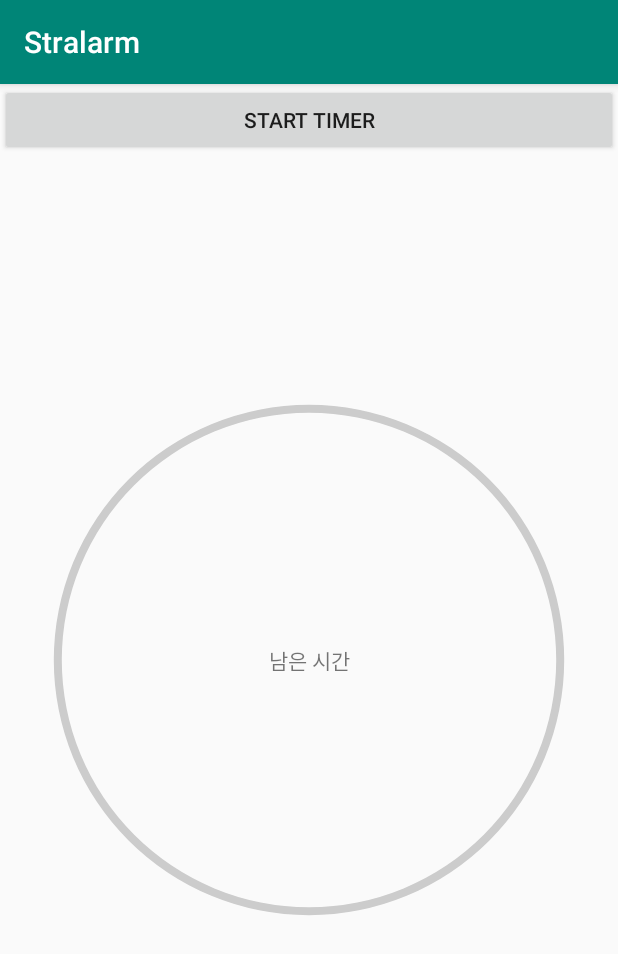
After one commit to typebi/Stretching-alarm, an Android app: the ProgressPage screen opened directly, with no data from a screen before it, on a phone screen of 412 x 824 dp. The commit adds this screen. Shown: the top 954 px of the screen. Run offline under Robolectric (Android 15) with nearby library versions, the phone set to English and light mode, and no system bars.

Commit message:
Add progressbar page

```diff
--- a/app/build.gradle
+++ b/app/build.gradle
@@ -9,7 +9,7 @@ android {
     buildToolsVersion "29.0.0"
     defaultConfig {
         applicationId "typebi.util.stralarm"
-        minSdkVersion 21
+        minSdkVersion 26
         targetSdkVersion 29
         versionCode 1
         versionName "1.0"
--- a/app/src/main/AndroidManifest.xml
+++ b/app/src/main/AndroidManifest.xml
@@ -25,6 +25,8 @@
         <activity android:name=".AddAlarm"
             android:label="Add_Alarm"
             android:theme="@style/AppTheme.NoActionBar"/>
+        <activity android:name=".ProgressPage">
+        </activity>
         <receiver android:name=".AlarmReceiver"
             android:exported="false"/>
     </application>
--- a/app/src/main/java/typebi/util/stralarm/AlarmReceiver.kt
+++ b/app/src/main/java/typebi/util/stralarm/AlarmReceiver.kt
@@ -21,9 +21,9 @@ class AlarmReceiver:BroadcastReceiver(){
         //noti 시스템 호출
         if(context!=null) {
             val noti = NotificationHandler(context)
-            noti.showNoti("타이틀", "내용", Intent(context, MainActivity::class.java))
+            noti.showNoti("스트레칭 할 시간이에요", "스트레칭 하면 15초, 안 하면 디스크수술 3천만원", Intent(context, MainActivity::class.java))
+            Log.v("##################", "알람리시버 동작")
         }
-        Log.v("##################", "알람리시버 동작")
     }
 
 }
--- /dev/null
+++ b/app/src/main/java/typebi/util/stralarm/ProgressPage.kt
@@ -0,0 +1,17 @@
+package typebi.util.stralarm
+
+import android.os.Bundle
+import android.util.Log
+import androidx.appcompat.app.AppCompatActivity
+import kotlinx.android.synthetic.main.progress_page.*
+
+class ProgressPage() : AppCompatActivity() {
+    override fun onCreate(savedInstanceState: Bundle?) {
+        super.onCreate(savedInstanceState)
+        setContentView(R.layout.progress_page)
+        startBtn.setOnClickListener{
+            if (progressBar.progress==60) progressBar.setProgress(0, true)
+            else progressBar.setProgress(progressBar.progress+1,true)
+        }
+    }
+}
--- /dev/null
+++ b/app/src/main/res/drawable/progress_bar_circle.xml
@@ -0,0 +1,17 @@
+<?xml version="1.0" encoding="utf-8"?>
+<rotate xmlns:android="http://schemas.android.com/apk/res/android"
+    android:fromDegrees="270"
+    android:toDegrees="270">
+    <shape
+        android:innerRadiusRatio="2.5"
+        android:shape="ring"
+        android:thickness="5dp"
+        android:useLevel="true" >
+        <gradient
+            android:angle="0"
+            android:endColor="#396FB4"
+            android:startColor="#396FB4"
+            android:type="sweep"
+            android:useLevel="false" />
+    </shape>
+</rotate>
--- /dev/null
+++ b/app/src/main/res/drawable/progress_bar_circle_back.xml
@@ -0,0 +1,9 @@
+<?xml version="1.0" encoding="utf-8"?>
+<shape
+    xmlns:android="http://schemas.android.com/apk/res/android"
+    android:shape="ring"
+    android:innerRadiusRatio="2.5"
+    android:thickness="5dp"
+    android:useLevel="false">
+    <solid android:color="#CCC" />
+</shape>
--- a/app/src/main/res/layout/content_main.xml
+++ b/app/src/main/res/layout/content_main.xml
@@ -19,6 +19,11 @@
             android:layout_height="50dp"
             android:orientation="horizontal"
             android:gravity="right">
+            <Button android:id="@+id/testBtn"
+                android:layout_width="wrap_content"
+                android:layout_height="wrap_content"
+                android:text="ProgressBar Test">
+            </Button>
             <TextView
                 android:layout_width="wrap_content"
                 android:layout_height="match_parent"
@@ -31,7 +36,6 @@
             android:layout_height="200dp"
             android:gravity="center_vertical"
             android:textAlignment="center"
-            android:text="스트레칭 알람"
             android:textColor="@color/textColor_1"
             android:textSize="40sp">
         </TextView>
--- /dev/null
+++ b/app/src/main/res/layout/progress_page.xml
@@ -0,0 +1,28 @@
+<?xml version="1.0" encoding="utf-8"?>
+<FrameLayout xmlns:android="http://schemas.android.com/apk/res/android"
+    android:orientation="vertical"
+    android:layout_width="match_parent"
+    android:layout_height="match_parent">
+    <TextView
+        android:layout_width="match_parent"
+        android:layout_height="match_parent"
+        android:gravity="center"
+        android:text="남은 시간">
+    </TextView>
+    <ProgressBar android:id="@+id/progressBar"
+        android:layout_width="match_parent"
+        android:layout_height="match_parent"
+        android:layout_weight="8"
+        android:progressDrawable="@drawable/progress_bar_circle"
+        android:background="@drawable/progress_bar_circle_back"
+        android:indeterminate="false"
+        style="?android:attr/progressBarStyleHorizontal"
+        android:max="60"
+        android:progress="0">
+    </ProgressBar>
+    <Button android:id="@+id/startBtn"
+        android:layout_width="match_parent"
+        android:layout_height="wrap_content"
+        android:layout_weight="2"
+        android:text="start timer"></Button>
+</FrameLayout>
--- a/app/src/main/res/layout/time_stretching.xml
+++ /dev/null
@@ -1,6 +0,0 @@
-<?xml version="1.0" encoding="utf-8"?>
-<LinearLayout xmlns:android="http://schemas.android.com/apk/res/android"
-    android:orientation="vertical" android:layout_width="match_parent"
-    android:layout_height="match_parent">
-
-</LinearLayout>
```
Also changed, not shown: app/src/main/java/typebi/util/stralarm/MainActivity.kt (+63 -90 lines), app/src/main/java/typebi/util/stralarm/Time.kt (added, +11 -0 lines), app/src/main/java/typebi/util/stralarm/TimeCounter.kt (+31 -0 lines), app/src/main/res/values/strings.xml (+6 -1 lines).
